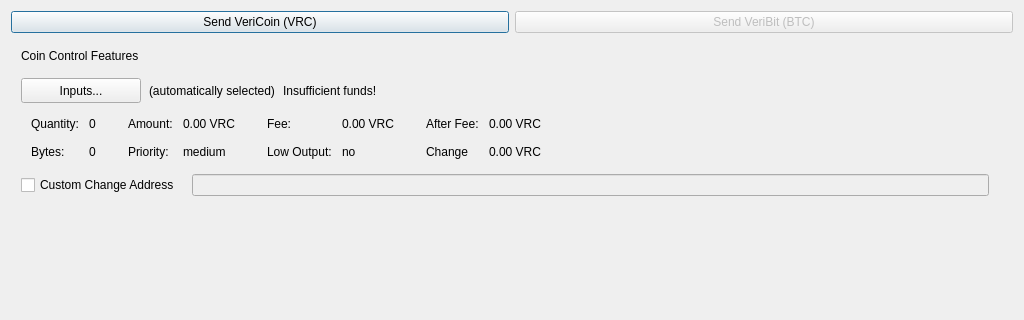
VeriConomy/vericoin, file src/qt/forms/sendbitcoinsdialog.ui: the form before one commit; both pictures show x 0 to 1024 and y 0 to 320 of the 1024 by 768 pixel window.
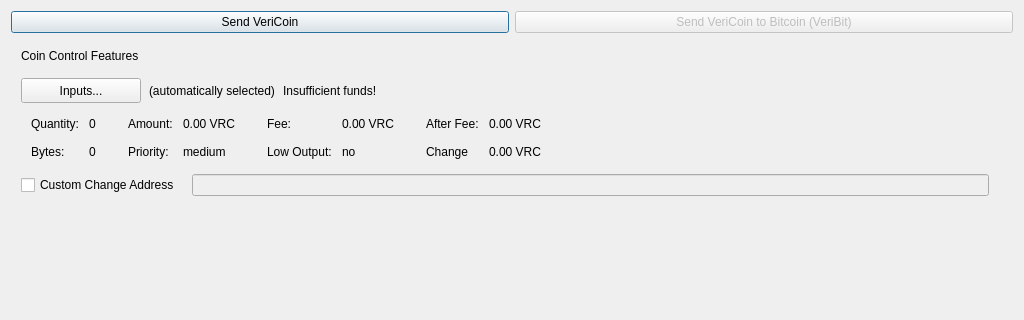
The form after the commit. Icons and pictures are not drawn.

```diff
--- a/src/qt/forms/sendbitcoinsdialog.ui
+++ b/src/qt/forms/sendbitcoinsdialog.ui
@@ -22,7 +22,7 @@
      <item>
       <widget class="QPushButton" name="btnVeriCoin">
        <property name="text">
-        <string>Send VeriCoin (VRC)</string>
+        <string>Send VeriCoin</string>
        </property>
       </widget>
      </item>
@@ -32,7 +32,7 @@
         <bool>false</bool>
        </property>
        <property name="text">
-        <string>Send VeriBit (BTC)</string>
+        <string>Send VeriCoin to Bitcoin (VeriBit)</string>
        </property>
       </widget>
      </item>
```
